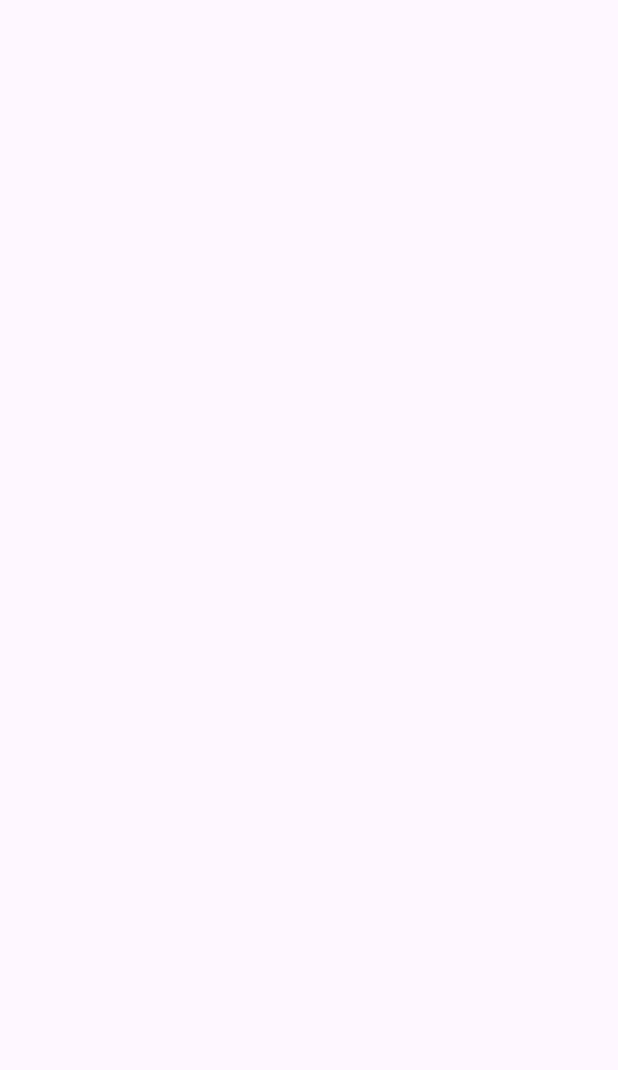
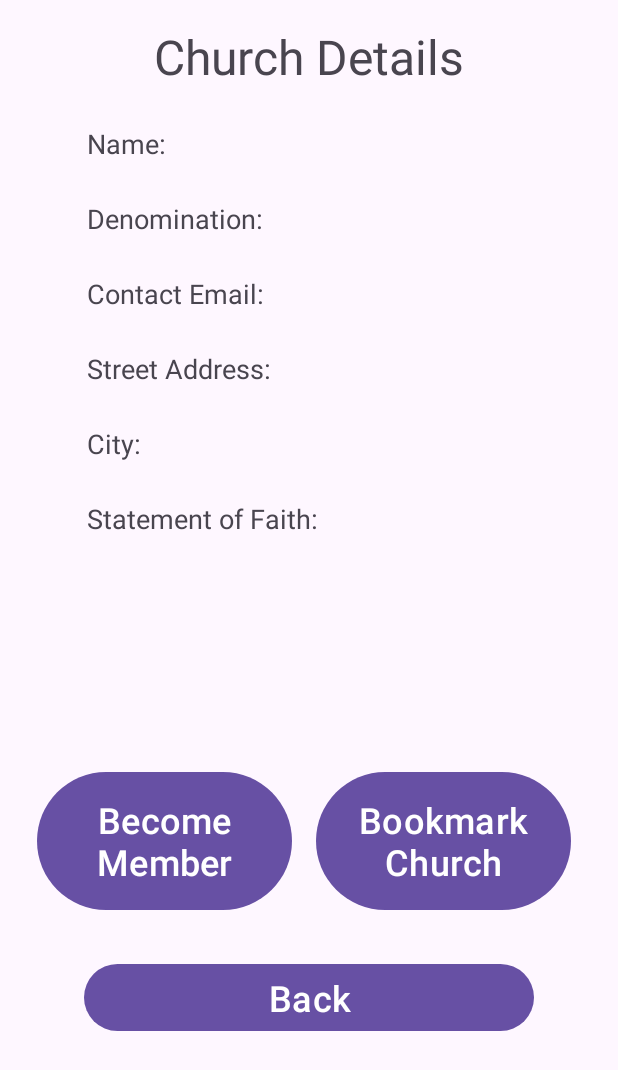
Before and after one commit to GabrielBall05/ChurchFinderApp, an Android app: the ChurchDetails screen opened directly, with no data from a screen before it, on a phone screen of 412 x 824 dp. Before the commit the part shown is empty. Shown: the top 1070 px of the screen. Run offline under Robolectric (Android 15) with nearby library versions, the phone set to English and light mode, and no system bars; 7 statements that could not run were skipped.

Commit message:
User can view details of a church & bookmark it/remove bookmark
-Church Details page shows details of the church. Options: become member, bookmark, remove bookmark.
-Become member not done
-Bookmarking and removing bookmarks done (just can't see it yet since Bookmarked Churches page isn't made)

```diff
--- a/ChurchApp/app/src/main/AndroidManifest.xml
+++ b/ChurchApp/app/src/main/AndroidManifest.xml
@@ -12,6 +12,9 @@
         android:supportsRtl="true"
         android:theme="@style/Theme.ChurchApp"
         tools:targetApi="31">
+        <activity
+            android:name=".Confirmations.MasterConfirmation"
+            android:exported="false" />
         <activity
             android:name=".UserNoChurchIntents.EditUserProfile"
             android:exported="false" />
--- /dev/null
+++ b/ChurchApp/app/src/main/java/com/example/churchapp/Confirmations/MasterConfirmation.java
@@ -0,0 +1,18 @@
+package com.example.churchapp.Confirmations;
+
+import androidx.appcompat.app.AppCompatActivity;
+
+import android.os.Bundle;
+
+import com.example.churchapp.R;
+
+public class MasterConfirmation extends AppCompatActivity
+{
+
+    @Override
+    protected void onCreate(Bundle savedInstanceState)
+    {
+        super.onCreate(savedInstanceState);
+        setContentView(R.layout.activity_master_confirmation);
+    }
+}
--- a/ChurchApp/app/src/main/java/com/example/churchapp/Database/BookmarksTableHelper.java
+++ b/ChurchApp/app/src/main/java/com/example/churchapp/Database/BookmarksTableHelper.java
@@ -37,16 +37,16 @@ public class BookmarksTableHelper
     public void createBookmark(Bookmark b)
     {
         SQLiteDatabase db = ctx.getWritableDatabase();
-        String query = "INSERT INTO " + DatabaseVariables.BOOKMARKS_TABLE + "VALUES ('" + b.getEmailOfUser() + "', '" + b.getEmailOfChurch() + "');";
+        String query = "INSERT INTO " + DatabaseVariables.BOOKMARKS_TABLE + " VALUES ('" + b.getEmailOfUser() + "', '" + b.getEmailOfChurch() + "');";
         db.execSQL(query);
         db.close();
     }
 
     /**========================================DELETE BOOKMARK========================================*/
-    public void deleteBookmark(String e)
+    public void deleteBookmark(String churchEmail, String userEmail)
     {
         SQLiteDatabase db = ctx.getWritableDatabase();
-        db.execSQL("DELETE FROM " + DatabaseVariables.BOOKMARKS_TABLE + " WHERE emailOfChurch = '" + e + "';");
+        db.execSQL("DELETE FROM " + DatabaseVariables.BOOKMARKS_TABLE + " WHERE emailOfChurch = '" + churchEmail + "' AND emailOfUser = '" + userEmail + "';");
         db.close();
     }
 
@@ -77,4 +77,21 @@ public class BookmarksTableHelper
         db.close();
         return listOfBookmarks;
     }
+
+    /**========================================DOES BOOKMARK EXIST========================================*/
+    public boolean doesBookmarkExist(String churchEmail, String userEmail) //Given church's email and user's email
+    {
+        SQLiteDatabase db = ctx.getReadableDatabase();
+        String selectQuery = "SELECT * FROM " + DatabaseVariables.BOOKMARKS_TABLE + " WHERE emailOfChurch = '" + churchEmail + "' AND emailOfUser = '" + userEmail + "';";
+        Cursor cursor = db.rawQuery(selectQuery, null);
+
+        if (cursor.moveToFirst())
+        {
+            return true;
+        }
+        else
+        {
+            return false;
+        }
+    }
 }
--- a/ChurchApp/app/src/main/java/com/example/churchapp/Models/Bookmark.java
+++ b/ChurchApp/app/src/main/java/com/example/churchapp/Models/Bookmark.java
@@ -7,11 +7,11 @@ public class Bookmark implements Serializable
     private String emailOfUser;
     private String emailOfChurch;
 
-    public Bookmark(String u, String c)
+    public Bookmark(String c, String u)
     {
-        //ORDER: emailOfUser, emailOfChurch
+        //ORDER: emailOfChurch, emailOfUser
+        emailOfChurch = c;
         emailOfUser = u;
-        emailOfChurch = c;
     }
 
     public String getEmailOfUser()
--- a/ChurchApp/app/src/main/java/com/example/churchapp/UserNoChurchIntents/ChurchDetails.java
+++ b/ChurchApp/app/src/main/java/com/example/churchapp/UserNoChurchIntents/ChurchDetails.java
@@ -2,17 +2,162 @@ package com.example.churchapp.UserNoChurchIntents;
 
 import androidx.appcompat.app.AppCompatActivity;
 
+import android.content.Intent;
 import android.os.Bundle;
+import android.util.Log;
+import android.view.View;
+import android.widget.Button;
+import android.widget.TextView;
 
+import com.example.churchapp.Confirmations.MasterConfirmation;
+import com.example.churchapp.Database.BookmarksTableHelper;
+import com.example.churchapp.Database.UsersTableHelper;
+import com.example.churchapp.Models.Bookmark;
+import com.example.churchapp.Models.Church;
+import com.example.churchapp.Other.Session;
 import com.example.churchapp.R;
 
 public class ChurchDetails extends AppCompatActivity
 {
+    //GUI
+    TextView tv_name;
+    TextView tv_denomination;
+    TextView tv_email;
+    TextView tv_address;
+    TextView tv_city;
+    TextView tv_statement;
+    Button btn_becomeMember;
+    Button btn_bookmark;
+    Button btn_back;
+
+    //DATABASE
+    UsersTableHelper usersDb;
+    BookmarksTableHelper bookmarksDb;
+
+    //INTENTS
+    Intent masterConfirmationIntent;
+    Intent userNoChurchHomeIntent;
+
+    //THIS CHURCH
+    Church church;
 
     @Override
     protected void onCreate(Bundle savedInstanceState)
     {
         super.onCreate(savedInstanceState);
         setContentView(R.layout.activity_church_details);
+
+        //GUI
+        tv_name = findViewById(R.id.tv_churchDetails_name);
+        tv_denomination = findViewById(R.id.tv_churchDetails_denomination);
+        tv_email = findViewById(R.id.tv_churchDetails_email);
+        tv_address = findViewById(R.id.tv_churchDetails_address);
+        tv_city = findViewById(R.id.tv_churchDetails_city);
+        tv_statement = findViewById(R.id.tv_churchDetails_statement);
+        btn_becomeMember = findViewById(R.id.btn_churchDetails_becomeMember);
+        btn_bookmark = findViewById(R.id.btn_churchDetails_bookmark);
+        btn_back = findViewById(R.id.btn_churchDetails_back);
+
+        //DATABASE
+        usersDb = new UsersTableHelper(this);
+        bookmarksDb = new BookmarksTableHelper(this);
+
+        //INTENTS
+        masterConfirmationIntent = new Intent(ChurchDetails.this, MasterConfirmation.class);
+        userNoChurchHomeIntent = new Intent(ChurchDetails.this, UserNoChurchHome.class);
+
+        //EXTRA
+        Intent cameFrom = getIntent();
+        church = (Church) cameFrom.getSerializableExtra("thisChurch");
+
+        //FUNCTIONS
+        fillTextBoxes();
+        becomeMemberButtonClick();
+        bookmarkButtonClick();
+        backButtonClick();
+    }
+
+    /**========================================FILL TEXT BOXES========================================*/
+    private void fillTextBoxes()
+    {
+        tv_name.setText(tv_name.getText() + church.getName());
+        tv_denomination.setText(tv_denomination.getText() + church.getDenomination());
+        tv_email.setText(tv_email.getText() + church.getEmail());
+        tv_address.setText(tv_address.getText() + church.getStreetAddress());
+        tv_city.setText(tv_city.getText() + church.getCity());
+        tv_statement.setText(tv_statement.getText() + church.getStatementOfFaith());
+
+        //Correct the bookmark button text
+        if(bookmarksDb.doesBookmarkExist(church.getEmail(), Session.getUser().getEmail()))
+        {
+            btn_bookmark.setText("Remove\nBookmark");
+        }
+        else
+        {
+            btn_bookmark.setText("Bookmark\nChurch");
+        }
+    }
+
+    /**========================================BECOME MEMBER BUTTON CLICK========================================*/
+    private void becomeMemberButtonClick()
+    {
+        btn_becomeMember.setOnClickListener(new View.OnClickListener()
+        {
+            @Override
+            public void onClick(View v)
+            {
+                Log.v("BUTTON PRESS", "Become Member button press - are you sure? - Moving to MasterConfirmation");
+                masterConfirmationIntent.putExtra("cameFrom", "churchDetailsIntent");
+                masterConfirmationIntent.putExtra("thisChurch", church);
+                startActivity(masterConfirmationIntent);
+            }
+        });
+    }
+
+    /**========================================BOOKMARK BUTTON CLICK========================================*/
+    private void bookmarkButtonClick()
+    {
+        btn_bookmark.setOnClickListener(new View.OnClickListener()
+        {
+            @Override
+            public void onClick(View v)
+            {
+                if(bookmarksDb.doesBookmarkExist(church.getEmail(), Session.getUser().getEmail()))
+                {
+                    Log.v("BUTTON PRESS - UN-BOOKMARKING", "Un/Bookmark button press - UN-BOOKMARKING");
+                    bookmarksDb.deleteBookmark(church.getEmail(), Session.getUser().getEmail());
+                }
+                else
+                {
+                    Log.v("BUTTON PRESS - BOOKMARKING", "Un/Bookmark button press - BOOKMARKING");
+                    Bookmark bookmark = new Bookmark(church.getEmail(), Session.getUser().getEmail());
+                    bookmarksDb.createBookmark(bookmark);
+                }
+
+                //Correct the bookmark button text
+                if(bookmarksDb.doesBookmarkExist(church.getEmail(), Session.getUser().getEmail()))
+                {
+                    btn_bookmark.setText("Remove\nBookmark");
+                }
+                else
+                {
+                    btn_bookmark.setText("Bookmark\nChurch");
+                }
+            }
+        });
+    }
+
+    /**========================================BACK BUTTON CLICK========================================*/
+    private void backButtonClick()
+    {
+        btn_back.setOnClickListener(new View.OnClickListener()
+        {
+            @Override
+            public void onClick(View v)
+            {
+                Log.v("BUTTON PRESS", "Back button click - moving back to UserNoChurchHome");
+                startActivity(userNoChurchHomeIntent);
+            }
+        });
     }
 }
--- a/ChurchApp/app/src/main/res/layout/activity_church_details.xml
+++ b/ChurchApp/app/src/main/res/layout/activity_church_details.xml
@@ -6,4 +6,139 @@
     android:layout_height="match_parent"
     tools:context=".UserNoChurchIntents.ChurchDetails">
 
+    <TextView
+        android:id="@+id/textView17"
+        android:layout_width="wrap_content"
+        android:layout_height="wrap_content"
+        android:layout_marginStart="102dp"
+        android:layout_marginTop="16dp"
+        android:layout_marginEnd="103dp"
+        android:text="Church Details"
+        android:textAlignment="center"
+        android:textSize="32sp"
+        app:layout_constraintEnd_toEndOf="parent"
+        app:layout_constraintStart_toStartOf="parent"
+        app:layout_constraintTop_toTopOf="parent" />
+
+    <TextView
+        android:id="@+id/tv_churchDetails_name"
+        android:layout_width="300dp"
+        android:layout_height="50dp"
+        android:layout_marginStart="57dp"
+        android:layout_marginTop="24dp"
+        android:layout_marginEnd="54dp"
+        android:text="Name: "
+        android:textAlignment="textStart"
+        android:textSize="18sp"
+        app:layout_constraintEnd_toEndOf="parent"
+        app:layout_constraintStart_toStartOf="parent"
+        app:layout_constraintTop_toBottomOf="@+id/textView17" />
+
+    <TextView
+        android:id="@+id/tv_churchDetails_denomination"
+        android:layout_width="300dp"
+        android:layout_height="50dp"
+        android:layout_marginStart="57dp"
+        android:layout_marginEnd="54dp"
+        android:text="Denomination: "
+        android:textAlignment="textStart"
+        android:textSize="18sp"
+        app:layout_constraintEnd_toEndOf="parent"
+        app:layout_constraintStart_toStartOf="parent"
+        app:layout_constraintTop_toBottomOf="@+id/tv_churchDetails_name" />
+
+    <TextView
+        android:id="@+id/tv_churchDetails_email"
+        android:layout_width="300dp"
+        android:layout_height="50dp"
+        android:layout_marginStart="57dp"
+        android:layout_marginEnd="54dp"
+        android:text="Contact Email: "
+        android:textAlignment="textStart"
+        android:textSize="18sp"
+        app:layout_constraintEnd_toEndOf="parent"
+        app:layout_constraintStart_toStartOf="parent"
+        app:layout_constraintTop_toBottomOf="@+id/tv_churchDetails_denomination" />
+
+    <TextView
+        android:id="@+id/tv_churchDetails_address"
+        android:layout_width="300dp"
+        android:layout_height="50dp"
+        android:layout_marginStart="57dp"
+        android:layout_marginEnd="54dp"
+        android:text="Street Address: "
+        android:textAlignment="textStart"
+        android:textSize="18sp"
+        app:layout_constraintEnd_toEndOf="parent"
+        app:layout_constraintStart_toStartOf="parent"
+        app:layout_constraintTop_toBottomOf="@+id/tv_churchDetails_email" />
+
+    <TextView
+        android:id="@+id/tv_churchDetails_city"
+        android:layout_width="300dp"
+        android:layout_height="50dp"
+        android:layout_marginStart="57dp"
+        android:layout_marginEnd="54dp"
+        android:text="City: "
+        android:textAlignment="textStart"
+        android:textSize="18sp"
+        app:layout_constraintEnd_toEndOf="parent"
+        app:layout_constraintStart_toStartOf="parent"
+        app:layout_constraintTop_toBottomOf="@+id/tv_churchDetails_address" />
+
+    <TextView
+        android:id="@+id/tv_churchDetails_statement"
+        android:layout_width="300dp"
+        android:layout_height="150dp"
+        android:layout_marginStart="57dp"
+        android:layout_marginEnd="54dp"
+        android:text="Statement of Faith: "
+        android:textAlignment="textStart"
+        android:textSize="18sp"
+        app:layout_constraintEnd_toEndOf="parent"
+        app:layout_constraintStart_toStartOf="parent"
+        app:layout_constraintTop_toBottomOf="@+id/tv_churchDetails_city" />
+
+    <Button
+        android:id="@+id/btn_churchDetails_back"
+        android:layout_width="300dp"
+        android:layout_height="wrap_content"
+        android:layout_marginStart="55dp"
+        android:layout_marginTop="28dp"
+        android:layout_marginEnd="56dp"
+        android:text="Back"
+        android:textAlignment="center"
+        android:textSize="24sp"
+        app:layout_constraintEnd_toEndOf="parent"
+        app:layout_constraintStart_toStartOf="parent"
+        app:layout_constraintTop_toBottomOf="@+id/btn_churchDetails_becomeMember" />
+
+    <Button
+        android:id="@+id/btn_churchDetails_becomeMember"
+        android:layout_width="170dp"
+        android:layout_height="100dp"
+        android:layout_marginStart="28dp"
+        android:layout_marginTop="27dp"
+        android:layout_marginEnd="8dp"
+        android:text="Become\nMember"
+        android:textAlignment="center"
+        android:textSize="24sp"
+        app:layout_constraintEnd_toStartOf="@+id/btn_churchDetails_bookmark"
+        app:layout_constraintStart_toStartOf="parent"
+        app:layout_constraintTop_toBottomOf="@+id/tv_churchDetails_statement" />
+
+    <Button
+        android:id="@+id/btn_churchDetails_bookmark"
+        android:layout_width="170dp"
+        android:layout_height="100dp"
+        android:layout_marginStart="8dp"
+        android:layout_marginTop="27dp"
+        android:layout_marginEnd="35dp"
+        android:text="Bookmark\nChurch"
+        android:textAlignment="center"
+        android:textSize="24sp"
+        app:layout_constraintEnd_toEndOf="parent"
+        app:layout_constraintStart_toEndOf="@+id/btn_churchDetails_becomeMember"
+        app:layout_constraintTop_toBottomOf="@+id/tv_churchDetails_statement" />
+
 </androidx.constraintlayout.widget.ConstraintLayout>
--- /dev/null
+++ b/ChurchApp/app/src/main/res/layout/activity_master_confirmation.xml
@@ -0,0 +1,9 @@
+<?xml version="1.0" encoding="utf-8"?>
+<androidx.constraintlayout.widget.ConstraintLayout xmlns:android="http://schemas.android.com/apk/res/android"
+    xmlns:app="http://schemas.android.com/apk/res-auto"
+    xmlns:tools="http://schemas.android.com/tools"
+    android:layout_width="match_parent"
+    android:layout_height="match_parent"
+    tools:context=".Confirmations.MasterConfirmation">
+
+</androidx.constraintlayout.widget.ConstraintLayout>
```
